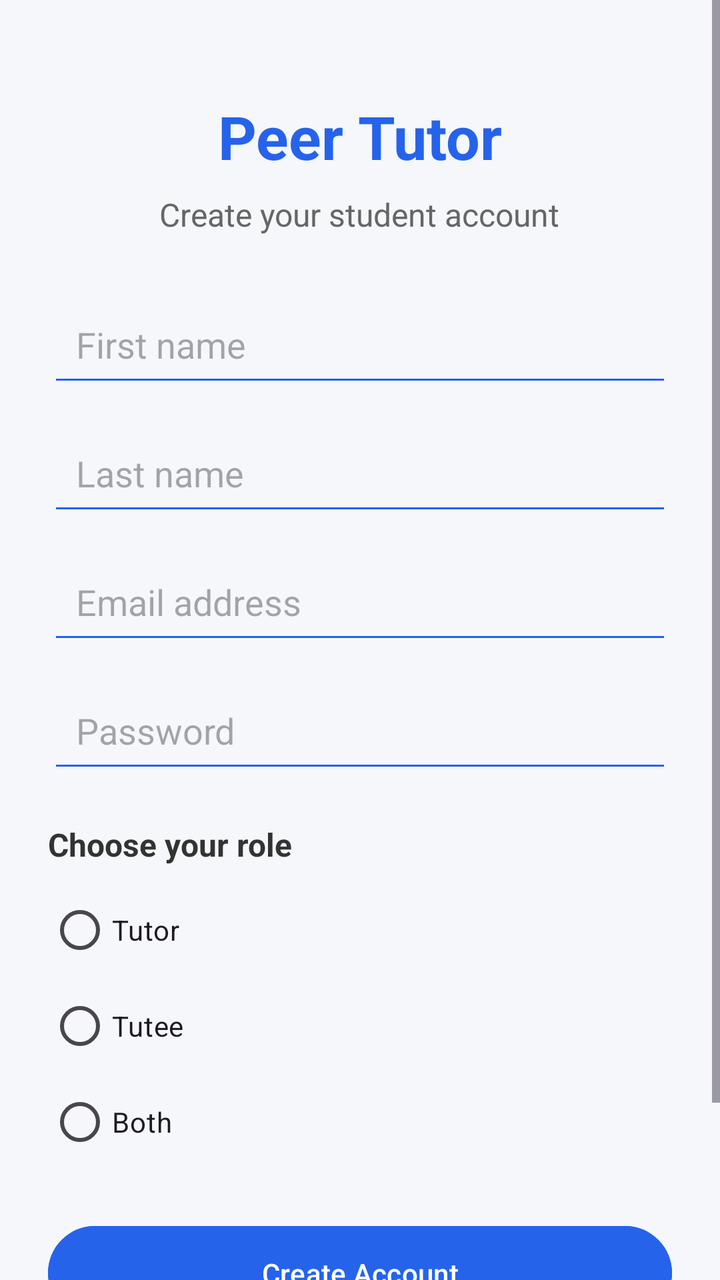
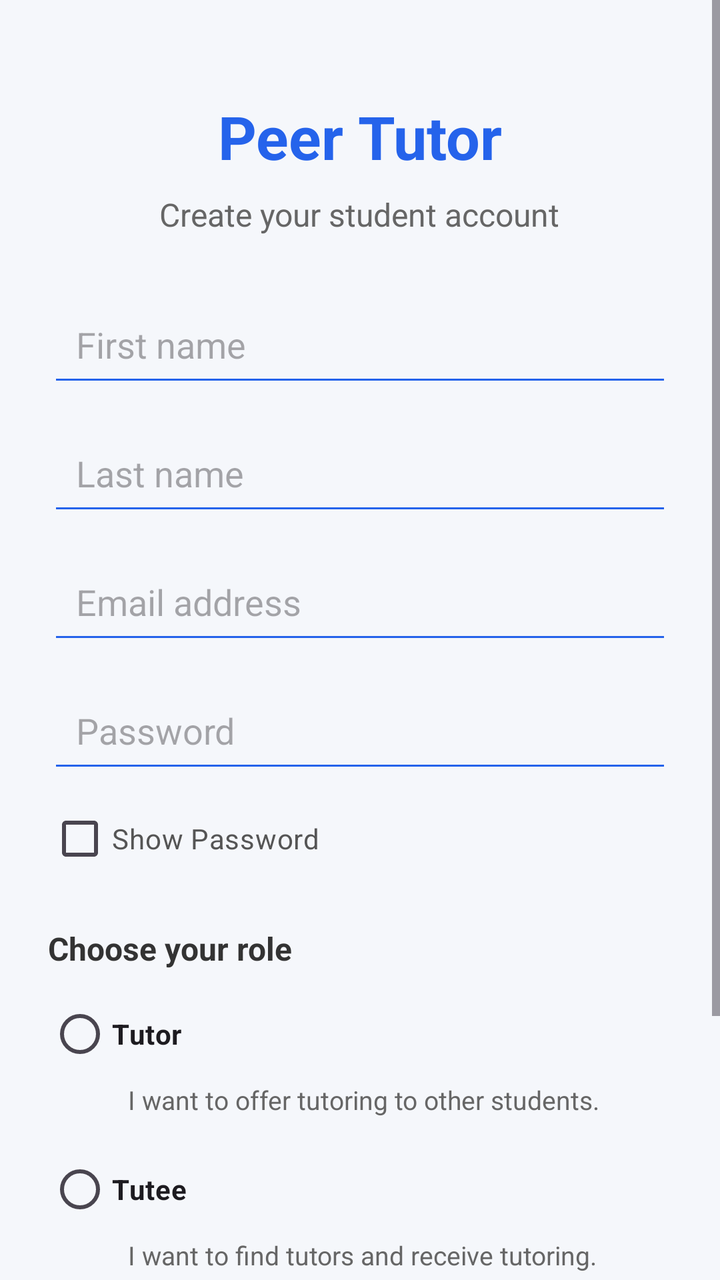

An Android layout rendered at two revisions. The XML below is the earlier revision; the diff shows what the commit changed to produce the second picture.
<!-- AndroidManifest.xml: application theme Theme.PeerTutoringApplication -->
<!-- res/layout/activity_register.xml -->
<?xml version="1.0" encoding="utf-8"?>
<ScrollView xmlns:android="http://schemas.android.com/apk/res/android"
    android:layout_width="match_parent"
    android:layout_height="match_parent"
    android:fillViewport="true"
    android:background="#F5F7FB">

    <LinearLayout
        android:layout_width="match_parent"
        android:layout_height="wrap_content"
        android:orientation="vertical"
        android:padding="24dp"
        android:gravity="center_horizontal">

        <TextView
            android:layout_width="wrap_content"
            android:layout_height="wrap_content"
            android:text="Peer Tutor"
            android:textSize="30sp"
            android:textStyle="bold"
            android:textColor="#2563EB"
            android:layout_marginTop="24dp" />

        <TextView
            android:layout_width="wrap_content"
            android:layout_height="wrap_content"
            android:text="Create your student account"
            android:textSize="16sp"
            android:textColor="#666666"
            android:layout_marginTop="8dp"
            android:layout_marginBottom="28dp" />

        <EditText
            android:id="@+id/etFirstName"
            android:layout_width="match_parent"
            android:layout_height="wrap_content"
            android:hint="First name"
            android:inputType="textPersonName"
            android:padding="14dp"
            android:layout_marginBottom="12dp"
            android:backgroundTint="#2563EB" />

        <EditText
            android:id="@+id/etLastName"
            android:layout_width="match_parent"
            android:layout_height="wrap_content"
            android:hint="Last name"
            android:inputType="textPersonName"
            android:padding="14dp"
            android:layout_marginBottom="12dp"
            android:backgroundTint="#2563EB" />

        <EditText
            android:id="@+id/etEmail"
            android:layout_width="match_parent"
            android:layout_height="wrap_content"
            android:hint="Email address"
            android:inputType="textEmailAddress"
            android:padding="14dp"
            android:layout_marginBottom="12dp"
            android:backgroundTint="#2563EB" />

        <EditText
            android:id="@+id/etPassword"
            android:layout_width="match_parent"
            android:layout_height="wrap_content"
            android:hint="Password"
            android:inputType="textPassword"
            android:padding="14dp"
            android:layout_marginBottom="20dp"
            android:backgroundTint="#2563EB" />

        <TextView
            android:layout_width="match_parent"
            android:layout_height="wrap_content"
            android:text="Choose your role"
            android:textSize="16sp"
            android:textStyle="bold"
            android:textColor="#333333"
            android:layout_marginBottom="8dp" />

        <RadioGroup
            android:id="@+id/rgRole"
            android:layout_width="match_parent"
            android:layout_height="wrap_content"
            android:orientation="vertical"
            android:layout_marginBottom="24dp">

            <RadioButton
                android:id="@+id/rbTutor"
                android:layout_width="wrap_content"
                android:layout_height="wrap_content"
                android:text="Tutor" />

            <RadioButton
                android:id="@+id/rbTutee"
                android:layout_width="wrap_content"
                android:layout_height="wrap_content"
                android:text="Tutee" />

            <RadioButton
                android:id="@+id/rbBoth"
                android:layout_width="wrap_content"
                android:layout_height="wrap_content"
                android:text="Both" />

        </RadioGroup>

        <Button
            android:id="@+id/btnRegister"
            android:layout_width="match_parent"
            android:layout_height="wrap_content"
            android:text="Create Account"
            android:textAllCaps="false"
            android:padding="14dp"
            android:backgroundTint="#2563EB" />

        <TextView
            android:id="@+id/tvLogin"
            android:layout_width="wrap_content"
            android:layout_height="wrap_content"
            android:text="Already have an account? Login"
            android:textColor="#2563EB"
            android:textSize="14sp"
            android:layout_marginTop="20dp"
            android:padding="8dp" />

    </LinearLayout>

</ScrollView>
<!-- resources referenced by this layout -->
<resources>
  <style name="Theme.PeerTutoringApplication" parent="Base.Theme.PeerTutoringApplication" />
  <style name="Base.Theme.PeerTutoringApplication" parent="Theme.Material3.DayNight.NoActionBar">
          
          
      </style>
</resources>

<!-- the commit's change to res/layout/activity_register.xml (unified diff, before → after) -->
@@ -67,8 +67,16 @@
             android:hint="Password"
             android:inputType="textPassword"
             android:padding="14dp"
-            android:layout_marginBottom="20dp"
+            android:layout_marginBottom="4dp"
             android:backgroundTint="#2563EB" />
+
+        <CheckBox
+            android:id="@+id/cbShowPassword"
+            android:layout_width="match_parent"
+            android:layout_height="wrap_content"
+            android:text="Show Password"
+            android:textColor="#555555"
+            android:layout_marginBottom="20dp" />
 
         <TextView
             android:layout_width="match_parent"
@@ -88,21 +96,35 @@
 
             <RadioButton
                 android:id="@+id/rbTutor"
-                android:layout_width="wrap_content"
+                android:layout_width="match_parent"
                 android:layout_height="wrap_content"
-                android:text="Tutor" />
+                android:text="Tutor"
+                android:textStyle="bold" />
+
+            <TextView
+                android:layout_width="match_parent"
+                android:layout_height="wrap_content"
+                android:text="I want to offer tutoring to other students."
+                android:textSize="13sp"
+                android:textColor="#666666"
+                android:layout_marginStart="40dp"
+                android:layout_marginBottom="12dp" />
 
             <RadioButton
                 android:id="@+id/rbTutee"
-                android:layout_width="wrap_content"
+                android:layout_width="match_parent"
                 android:layout_height="wrap_content"
-                android:text="Tutee" />
+                android:text="Tutee"
+                android:textStyle="bold" />
 
-            <RadioButton
-                android:id="@+id/rbBoth"
-                android:layout_width="wrap_content"
+            <TextView
+                android:layout_width="match_parent"
                 android:layout_height="wrap_content"
-                android:text="Both" />
+                android:text="I want to find tutors and receive tutoring."
+                android:textSize="13sp"
+                android:textColor="#666666"
+                android:layout_marginStart="40dp"
+                android:layout_marginBottom="12dp" />
 
         </RadioGroup>
 
